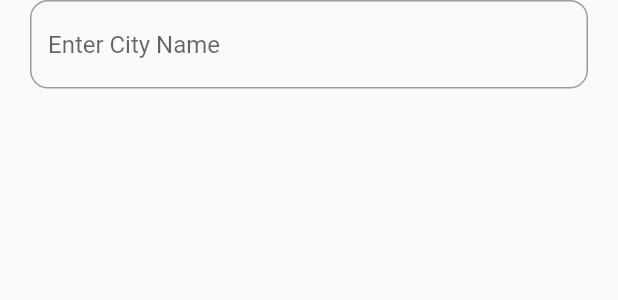
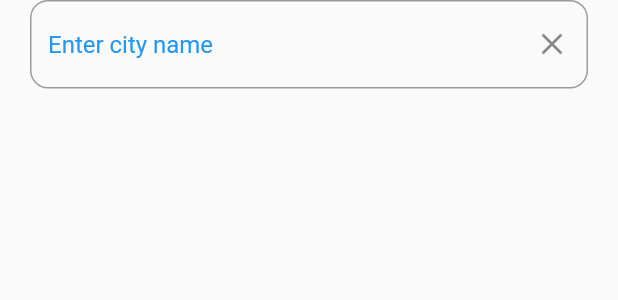
Before and after one commit to ramywael/Weather_App, a Flutter app: the AddCityName widget shown alone on an empty page, opened directly, on a phone screen of 412 x 824 dp. Shown: the top 300 px of the screen. Run offline on Flutter 3.47's test engine with Material 2 defaults, Android fonts, the phone set to English and light mode, and no system bars; our stand-ins replace bloc, dio, flutter_bloc; network calls fail.

Commit message:
Add the clear Icon

```diff
--- a/lib/widgets/add_city_name.dart
+++ b/lib/widgets/add_city_name.dart
@@ -1,18 +1,37 @@
 import 'package:flutter/material.dart';
 
-class AddCityName extends StatelessWidget {
+class AddCityName extends StatefulWidget {
   const AddCityName({
     super.key,
   });
 
   @override
+  State<AddCityName> createState() => _AddCityNameState();
+}
+
+class _AddCityNameState extends State<AddCityName> {
+  final TextEditingController _controller = TextEditingController();
+  @override
   Widget build(BuildContext context) {
     return Container(
       margin:  EdgeInsets.only(right: 20,left: 20,bottom:MediaQuery.of(context).viewInsets.bottom+20),
-      child: const TextField(
+      child:  TextField(
+        controller: _controller,
+        cursorColor: Colors.blue,
         decoration: InputDecoration(
-          hintText: "Enter City Name",
-          border: OutlineInputBorder(
+          hintStyle: const TextStyle(
+            color: Colors.blue,
+          ),
+          hintText: "Enter city name",
+          suffixIcon: IconButton(
+            onPressed: () {
+            _controller.clear();
+            },
+            icon: const Icon(
+                Icons.clear,
+            )
+          ),
+          border: const OutlineInputBorder(
             borderRadius: BorderRadius.all(Radius.circular(12)),
           ),
         ),
--- a/lib/widgets/container_item_bar.dart
+++ b/lib/widgets/container_item_bar.dart
@@ -38,6 +38,9 @@ class ContainerItemBar extends StatelessWidget {
               IconButton(
                 onPressed: () {
                   showModalBottomSheet(
+                    shape: RoundedRectangleBorder(
+                      borderRadius: BorderRadius.circular(20),
+                    ),
                     isScrollControlled: true,
                     showDragHandle: true,
                     context: context,
```
